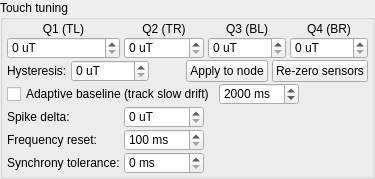
First picture: the form in src/gui/ui/touch_tuning_panel.ui, repository techandpeople/SoftEdIBO, before the edit.
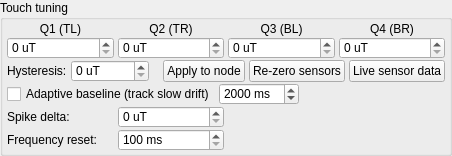
Second picture: the form after the edit.

Diff of the .ui file:
```diff
--- a/src/gui/ui/touch_tuning_panel.ui
+++ b/src/gui/ui/touch_tuning_panel.ui
@@ -130,6 +130,13 @@
        <property name="text"><string>Re-zero sensors</string></property>
       </widget>
      </item>
+     <item>
+      <widget class="QPushButton" name="live_btn">
+       <property name="toolTip"><string>Open a live readout of this skin's touch sensors</string></property>
+       <property name="whatsThis"><string>Open a window with each touch sensor's live magnitude, state and press rate, plus a rolling plot against its threshold.</string></property>
+       <property name="text"><string>Live sensor data</string></property>
+      </widget>
+     </item>
     </layout>
    </item>
    <item row="3" column="0" colspan="4">
@@ -193,21 +200,6 @@
           <property name="suffix"><string> ms</string></property>
       </widget>
      </item>
-    <item row="6" column="0">
-     <widget class="QLabel" name="sync_tolerance_label">
-        <property name="text"><string>Synchrony tolerance:</string></property>
-     </widget>
-    </item>
-    <item row="6" column="1">
-     <widget class="QDoubleSpinBox" name="sync_tolerance_spin">
-        <property name="toolTip"><string>Maximum time difference between the latest presses of the participating quadrants.</string></property>
-        <property name="decimals"><number>0</number></property>
-        <property name="minimum"><double>0.000000000000000</double></property>
-        <property name="maximum"><double>2000.000000000000000</double></property>
-        <property name="singleStep"><double>10.000000000000000</double></property>
-        <property name="suffix"><string> ms</string></property>
-     </widget>
-    </item>
   </layout>
  </widget>
  <resources/>
```
Left out of the diff: 14 changed lines with no effect on the pictures.
